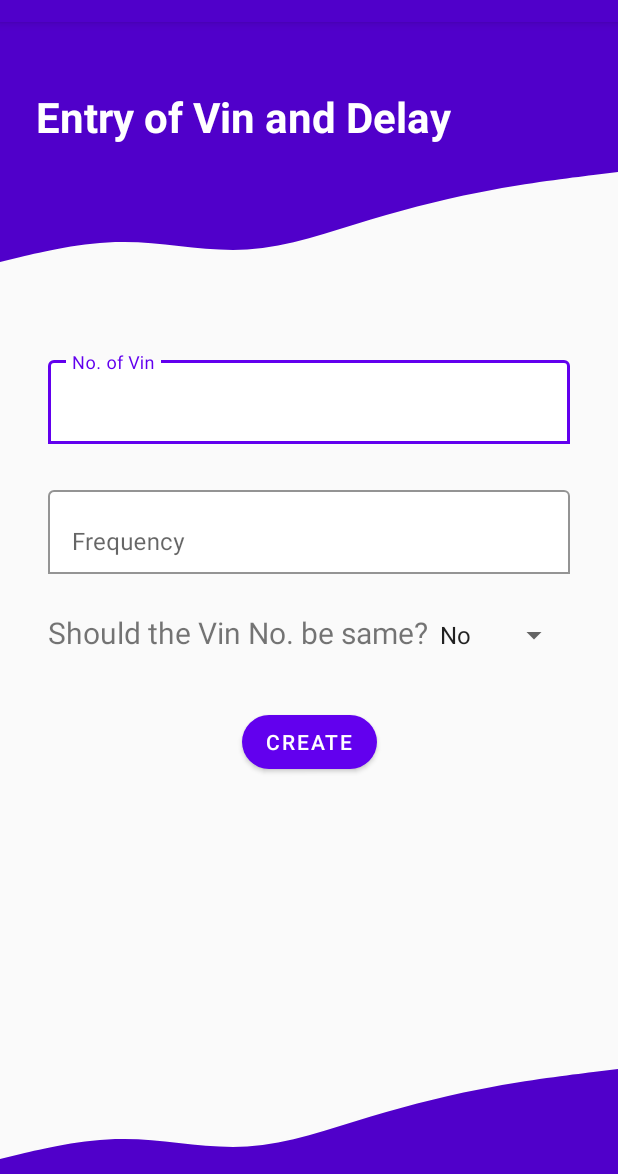
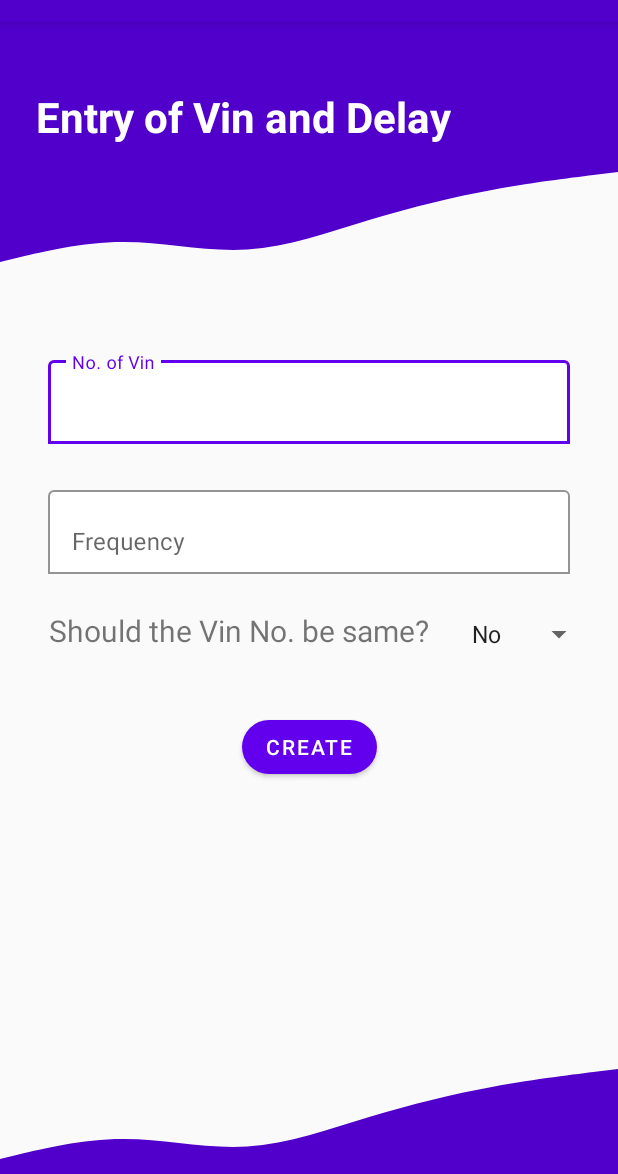
Before and after one commit to dedsec995/Microservices-with-Spring-Boot, an Android app: the MakeData screen opened directly, with no data from a screen before it, on a phone screen of 412 x 824 dp, the part 62-1236 px from its top. Run offline under Robolectric (Android 15) with nearby library versions, the phone set to English and light mode, and no system bars.

Commit message:
v1.6 updated

```diff
--- a/M2/src/main/java/com/dedsec995/M2/controller/kafkaController.java
+++ b/M2/src/main/java/com/dedsec995/M2/controller/kafkaController.java
@@ -40,11 +40,13 @@ public class kafkaController {
         String strDate=dateFormat.format(ts);
         char verify = 'n';
         char alert = 'n';
+        int sp=Integer.parseInt(speed);
+
         if(vin.isEmpty() || speed.isEmpty()){
             return "Data is empty";
         }
-        if(vin.length()!=17 || speed.length()!= 3){
-            return "Data is not of appropriate size";
+        if(vin.length()!=17 || speed.length()!= 3 || sp<0){
+            return "Data is not appropriate";
         }
         String vina = vin.substring(0,10);
         String vinn = vin.substring(11,16);
--- a/SpeedTime/app/src/main/AndroidManifest.xml
+++ b/SpeedTime/app/src/main/AndroidManifest.xml
@@ -12,6 +12,9 @@
         android:supportsRtl="true"
         android:theme="@style/Theme.SpeedTime"
         android:usesCleartextTraffic="true">
+        <activity
+            android:name=".Activity.TableTest"
+            android:exported="false" />
         <activity
             android:name=".Activity.ManualEntry"
             android:exported="false" />
--- a/SpeedTime/app/src/main/res/layout/activity_make_data.xml
+++ b/SpeedTime/app/src/main/res/layout/activity_make_data.xml
@@ -92,45 +92,43 @@
             android:layout_height="wrap_content" />
     </com.google.android.material.textfield.TextInputLayout>
 
-    <LinearLayout
-        android:id="@+id/linearLayout"
-        android:layout_width="match_parent"
+
+    <TextView
+        android:id="@+id/textView2"
+        android:layout_width="wrap_content"
         android:layout_height="wrap_content"
-        android:layout_marginStart="32dp"
-        android:layout_marginTop="25dp"
-        android:layout_marginEnd="32dp"
-        app:layout_constraintEnd_toStartOf="parent"
-        app:layout_constraintHorizontal_bias="0.0"
+        android:layout_marginTop="24dp"
+        android:text="Should the Vin No. be same?"
+        android:textSize="20dp"
+        app:layout_constraintEnd_toEndOf="parent"
+        app:layout_constraintHorizontal_bias="0.206"
         app:layout_constraintStart_toStartOf="parent"
         app:layout_constraintTop_toBottomOf="@+id/layout_frequency">
 
+    </TextView>
 
-        <TextView
-            android:layout_width="wrap_content"
-            android:layout_height="wrap_content"
-            android:text="Should the Vin No. be same?"
-            android:textSize="20dp">
-
-        </TextView>
-
-        <Spinner
-            android:id="@+id/same_vin_param"
-            android:layout_width="match_parent"
-            android:layout_height="wrap_content" />
-
-    </LinearLayout>
+    <Spinner
+        android:id="@+id/same_vin_param"
+        android:layout_width="wrap_content"
+        android:layout_height="wrap_content"
+        android:layout_marginTop="28dp"
+        android:layout_marginEnd="15dp"
+        app:layout_constraintEnd_toEndOf="parent"
+        app:layout_constraintHorizontal_bias="1.0"
+        app:layout_constraintStart_toEndOf="@+id/textView2"
+        app:layout_constraintTop_toBottomOf="@+id/layout_frequency" />
 
     <com.google.android.material.button.MaterialButton
         android:id="@+id/submit_vin_data"
         android:layout_width="wrap_content"
         android:layout_height="wrap_content"
-        android:layout_marginTop="35dp"
 
+        android:layout_marginTop="40dp"
+        android:text="@string/submit"
         app:cornerRadius="100dp"
-        android:text="@string/submit"
         app:layout_constraintEnd_toEndOf="parent"
         app:layout_constraintStart_toStartOf="parent"
-        app:layout_constraintTop_toBottomOf="@+id/linearLayout" />
+        app:layout_constraintTop_toBottomOf="@+id/textView2" />
 
 
 </androidx.constraintlayout.widget.ConstraintLayout>
```
Also changed, not shown: M2/src/main/java/com/dedsec995/M2/service/Consumer.java (+5 -3 lines), M3/src/main/java/com/dedsec995/M3/service/Consumer.java (+8 -4 lines), M4/src/main/java/com/dedsec995/M4/controller/KafkaController.java (+2 -132 lines), SpeedTime/app/src/main/res/layout/activity_main.xml (+9 -8 lines).
